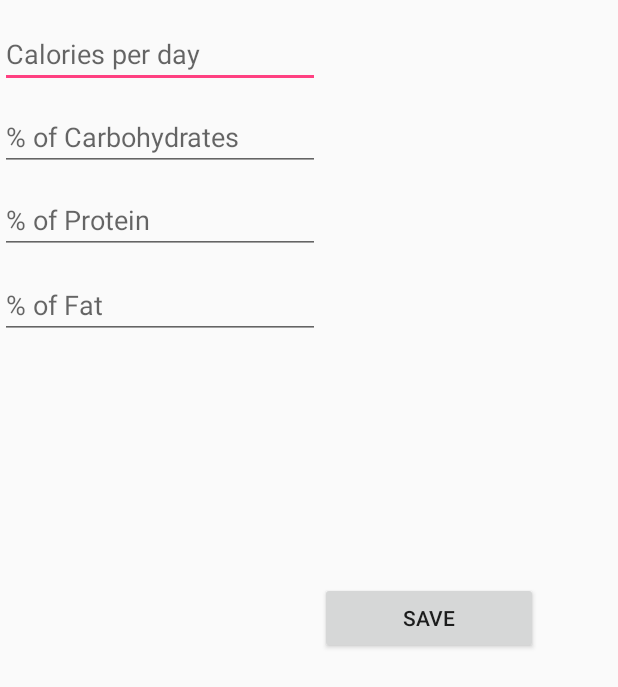
After one commit to akshaych/calorie_counter, an Android app: the NutritionActivity screen opened directly, with no data from a screen before it, on a phone screen of 412 x 824 dp. The commit adds this screen. Shown: the top 687 px of the screen. Run offline under Robolectric (Android 15) with nearby library versions, the phone set to English and light mode, and no system bars; our stand-ins replace Firebase (no records; nobody signed in at launch, a user with empty details on screens opened directly).

Commit message:
Fixed Akshay's nutrition activity

```diff
--- a/EasyFoodDiary/app/src/main/AndroidManifest.xml
+++ b/EasyFoodDiary/app/src/main/AndroidManifest.xml
@@ -61,6 +61,11 @@
             android:label="CalculatorActivity"
             android:theme="@style/AppTheme.NoActionBar">
         </activity>
+        <activity
+            android:name=".NutritionActivity"
+            android:label="NutritionActivity"
+            android:theme="@style/AppTheme.NoActionBar">
+        </activity>
     </application>
 
 </manifest>
--- a/EasyFoodDiary/app/src/main/java/cis350/upenn/edu/easyfooddiary/MainActivity.java
+++ b/EasyFoodDiary/app/src/main/java/cis350/upenn/edu/easyfooddiary/MainActivity.java
@@ -32,6 +32,11 @@ public class MainActivity extends AppCompatActivity {
             startActivity(i);
         }
 
+        else if (view.getId() == R.id.nutrition) {
+            Intent i = new Intent(this, NutritionActivity.class);
+            startActivity(i);
+        }
+
         else if (view.getId() == R.id.calc) {
             Intent i = new Intent(this, CalculatorActivity.class);
             startActivity(i);
--- /dev/null
+++ b/EasyFoodDiary/app/src/main/java/cis350/upenn/edu/easyfooddiary/NutritionActivity.java
@@ -0,0 +1,112 @@
+package cis350.upenn.edu.easyfooddiary;
+
+import android.content.Intent;
+import android.os.Bundle;
+import android.support.v7.app.AppCompatActivity;
+import android.util.Log;
+import android.view.View;
+import android.widget.EditText;
+import android.widget.TextView;
+import android.widget.Toast;
+import com.google.firebase.database.*;
+import org.json.JSONArray;
+import org.json.JSONException;
+
+/**
+ * Created by akshay on 3/31/17.
+ */
+
+public class NutritionActivity extends AppCompatActivity {
+    protected NutritionView nutritionView;
+    protected JSONArray info;
+    protected String calories, carbs, protein, fat;
+
+    protected EditText editText_calories;
+    protected EditText editText_carbs;
+    protected EditText editText_protein;
+    protected EditText editText_fat;
+
+    @Override
+    protected void onCreate(Bundle savedInstanceState) {
+        super.onCreate(savedInstanceState);
+        setContentView(R.layout.activity_nutrition);
+        nutritionView = new NutritionView(this);
+        final TextView myView = (TextView) findViewById(R.id.textView);
+        FirebaseDatabase database = FirebaseDatabase.getInstance();
+        DatabaseReference myref_nutrition = database.getReference("nutrition");
+        myref_nutrition.addValueEventListener(new ValueEventListener() {
+            @Override
+            public void onDataChange(DataSnapshot dataSnapshot) {
+                // This method is called once with the initial value and again
+                // whenever data at this location is updated.
+                String s = dataSnapshot.getValue(String.class);
+                try {
+                    if (s == null) {
+                        String[] arr = {"", "", "", ""};
+                        info = new JSONArray(arr);
+                    } else {
+                        info = new JSONArray(s);
+                    }
+                    editText_calories = (EditText) findViewById(R.id.calories);
+                    editText_carbs = (EditText) findViewById(R.id.carbs);
+                    editText_protein = (EditText) findViewById(R.id.protein);
+                    editText_fat = (EditText) findViewById(R.id.fat);
+
+                    editText_calories.setText((String) info.get(0));
+
+                    editText_carbs.setText((String) info.get(1));
+                    editText_protein.setText((String) info.get(2));
+
+                    editText_fat.setText((String) info.get(3));
+
+                } catch (JSONException e) {
+                    Toast.makeText(NutritionActivity.this, "Error1", Toast.LENGTH_SHORT).show();
+                }
+            }
+
+            @Override
+            public void onCancelled(DatabaseError error) {
+                // Failed to read value
+                Log.w("tag", "Failed to read value.", error.toException());
+            }
+        });
+
+    }
+
+    protected void onClick(View view) {
+
+        FirebaseDatabase database = FirebaseDatabase.getInstance();
+        DatabaseReference myref_nutrition = database.getReference("nutrition");
+
+        editText_calories = (EditText) findViewById(R.id.calories);
+        calories = editText_calories.getText().toString();
+
+        editText_carbs = (EditText) findViewById(R.id.carbs);
+        carbs = editText_carbs.getText().toString();
+
+        editText_protein = (EditText) findViewById(R.id.protein);
+        protein = editText_protein.getText().toString();
+
+        editText_fat = (EditText) findViewById(R.id.fat);
+        fat = editText_fat.getText().toString();
+
+        if (Integer.parseInt(carbs) + Integer.parseInt(protein) + Integer.parseInt(fat) == 100) {
+
+            try {
+                info.put(0, calories);
+                info.put(1, carbs);
+                info.put(2, protein);
+                info.put(3, fat);
+                myref_nutrition.setValue(info.toString());
+                Toast.makeText(nutritionView.getContext(),
+                        "Saved", Toast.LENGTH_SHORT).show();
+                Intent i = new Intent(this, MainActivity.class);
+                startActivity(i);
+            } catch (JSONException e) {
+                Toast.makeText(NutritionActivity.this, "Error2", Toast.LENGTH_SHORT).show();
+            }
+        } else {
+            Toast.makeText(NutritionActivity.this, "Macros don't add to 100 %", Toast.LENGTH_SHORT).show();
+        }
+    }
+}
--- /dev/null
+++ b/EasyFoodDiary/app/src/main/java/cis350/upenn/edu/easyfooddiary/NutritionView.java
@@ -0,0 +1,21 @@
+package cis350.upenn.edu.easyfooddiary;
+
+import android.content.Context;
+import android.util.AttributeSet;
+import android.widget.TextView;
+
+/**
+ * Created by akshay on 4/7/17.
+ */
+
+public class NutritionView extends TextView {
+
+    public NutritionView(Context c) {
+        super(c);
+    }
+
+    public NutritionView(Context c, AttributeSet a) {
+        super(c, a);
+    }
+
+}
--- /dev/null
+++ b/EasyFoodDiary/app/src/main/res/layout/activity_nutrition.xml
@@ -0,0 +1,70 @@
+<?xml version="1.0" encoding="utf-8"?>
+<RelativeLayout xmlns:android="http://schemas.android.com/apk/res/android"
+    xmlns:tools="http://schemas.android.com/tools"
+    android:orientation="vertical" android:layout_width="match_parent"
+    android:layout_height="match_parent"
+    android:weightSum="1"
+    tools:context="cis350.upenn.edu.easyfooddiary.InformationActivity">
+
+
+    <EditText
+        android:layout_width="wrap_content"
+        android:layout_height="wrap_content"
+        android:inputType="number"
+        android:text=""
+        android:ems="10"
+        android:id="@+id/calories"
+        android:layout_below="@+id/breakfast"
+        android:layout_alignParentLeft="true"
+        android:layout_alignParentStart="true"
+        android:hint="Calories per day"
+        android:layout_marginTop="13dp" />
+
+    <EditText
+        android:layout_width="wrap_content"
+        android:layout_height="wrap_content"
+        android:inputType="number"
+        android:ems="10"
+        android:id="@+id/carbs"
+        android:text=""
+        android:hint="% of Carbohydrates"
+        android:layout_below="@+id/calories"
+        android:layout_alignParentStart="true"
+        android:layout_marginTop="10dp" />
+
+    <EditText
+        android:layout_width="wrap_content"
+        android:layout_height="wrap_content"
+        android:inputType="number"
+        android:ems="10"
+        android:id="@+id/protein"
+        android:text=""
+        android:hint="% of Protein"
+        android:layout_below="@+id/carbs"
+        android:layout_alignParentStart="true"
+        android:layout_marginTop="10dp" />
+
+    <EditText
+        android:layout_width="wrap_content"
+        android:layout_height="wrap_content"
+        android:inputType="number"
+        android:ems="10"
+        android:id="@+id/fat"
+        android:text=""
+        android:hint="% of Fat"
+        android:layout_below="@+id/protein"
+        android:layout_alignParentStart="true"
+        android:layout_marginTop="11dp" />
+
+    <Button
+        android:text="Save"
+        android:layout_width="145dp"
+        android:layout_height="wrap_content"
+        android:id="@+id/Save"
+        android:onClick="onClick"
+        android:layout_marginRight="13dp"
+        android:layout_centerVertical="true"
+        android:layout_toEndOf="@+id/fat" />
+
+
+</RelativeLayout>
```
Also changed, not shown: EasyFoodDiary/app/src/main/res/layout/activity_main.xml (+21 -11 lines).
